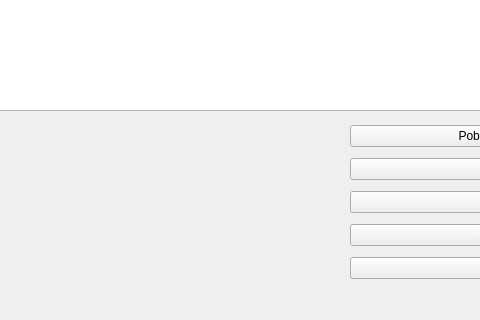
Before: the Qt Designer form przegladarkiRozlaczne/kierowcypojazdy.ui in margap1998/Bazy-danych-taxi, drawn with Qt 5; both pictures show x 330 to 810 and y 280 to 600 of the 1000 by 600 pixel window.
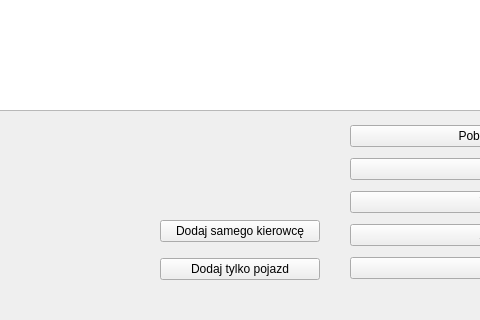
After: the same form once the commit is applied.

The edit to the form file:
```diff
--- a/przegladarkiRozlaczne/kierowcypojazdy.ui
+++ b/przegladarkiRozlaczne/kierowcypojazdy.ui
@@ -112,6 +112,32 @@
    </property>
    <layout class="QHBoxLayout" name="opcjeBazy"/>
   </widget>
+  <widget class="QWidget" name="verticalLayoutWidget_3">
+   <property name="geometry">
+    <rect>
+     <x>490</x>
+     <y>490</y>
+     <width>160</width>
+     <height>80</height>
+    </rect>
+   </property>
+   <layout class="QVBoxLayout" name="verticalLayout">
+    <item>
+     <widget class="QPushButton" name="pushButton_2">
+      <property name="text">
+       <string>Dodaj samego kierowcę</string>
+      </property>
+     </widget>
+    </item>
+    <item>
+     <widget class="QPushButton" name="pushButton">
+      <property name="text">
+       <string>Dodaj tylko pojazd</string>
+      </property>
+     </widget>
+    </item>
+   </layout>
+  </widget>
  </widget>
  <resources/>
  <connections/>
```
